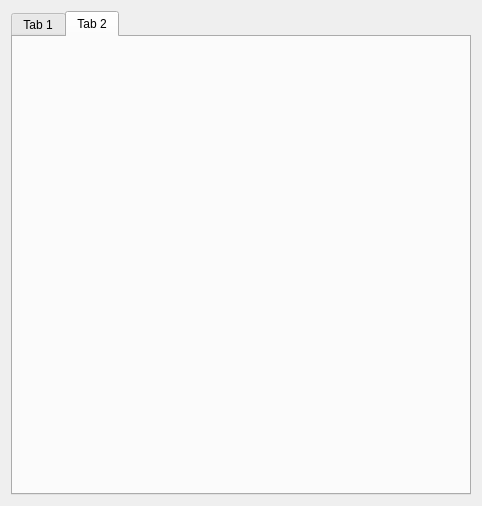
Qt form branches/plotter2D/plotter2D.ui (ominux/sjtuedaacgrass) before a commit.
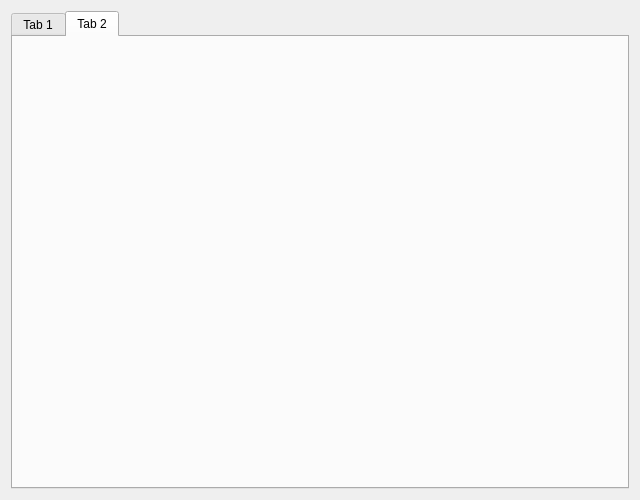
The same form after that commit.

Commit message: 1) change size of top widget. 2) change Makefile names.

```diff
--- a/branches/plotter2D/plotter2D.ui
+++ b/branches/plotter2D/plotter2D.ui
@@ -6,14 +6,14 @@
    <rect>
     <x>0</x>
     <y>0</y>
-    <width>482</width>
-    <height>506</height>
+    <width>640</width>
+    <height>500</height>
    </rect>
   </property>
   <property name="minimumSize">
    <size>
-    <width>480</width>
-    <height>500</height>
+    <width>640</width>
+    <height>480</height>
    </size>
   </property>
   <property name="windowTitle">
```
The commit also changes 2 other files.
